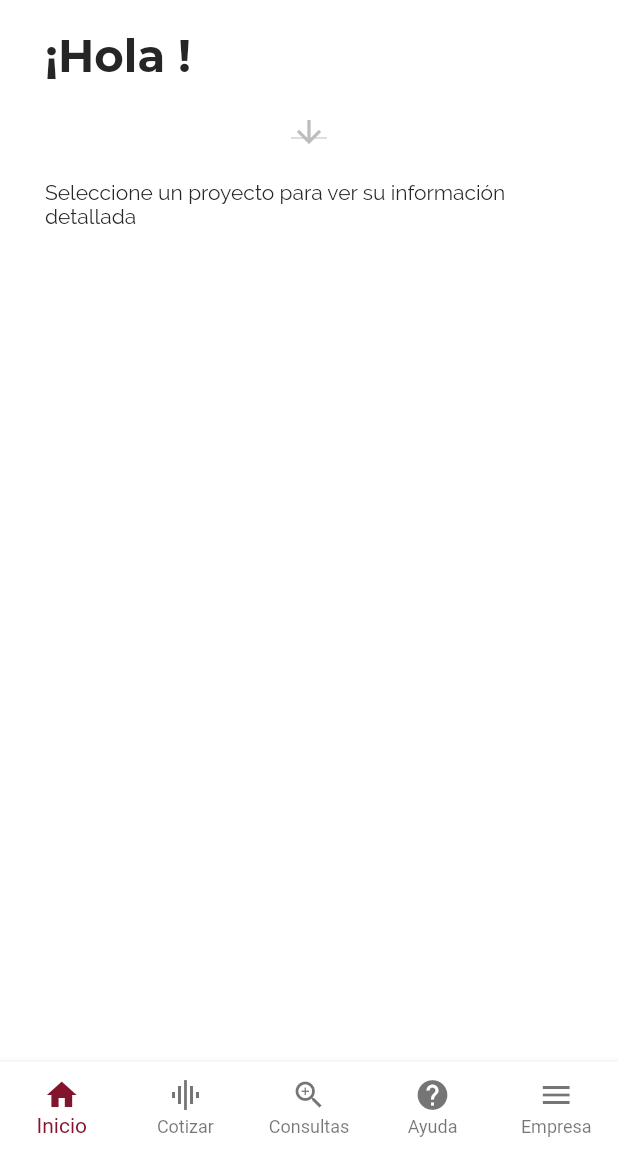
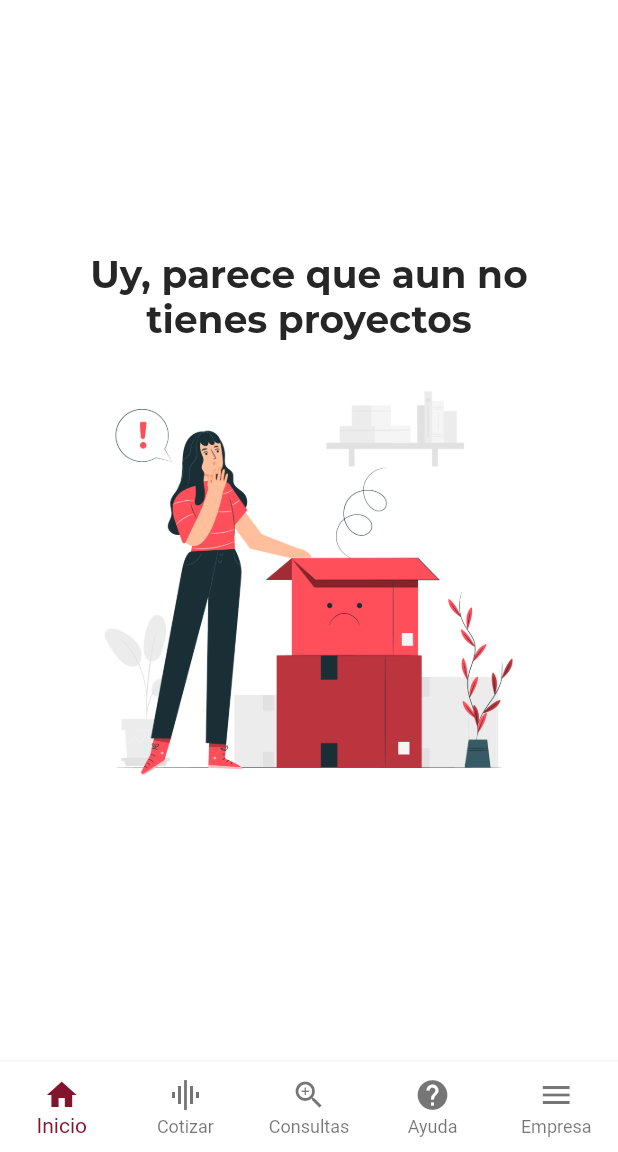
Before and after one commit to castillorey/ESSADE, a Flutter app: the ContainerPage screen opened directly, on a phone screen of 412 x 824 dp, the part 84-1236 px from its top. Run offline on Flutter 3.47's test engine with Material 2 defaults, Android fonts, the phone set to English and light mode, and no system bars; our stand-ins replace charts_flutter, cloud_firestore, firebase_auth, firebase_storage, font_awesome_flutter, google_sign_in and 1 more; missing offline and left inert: dart:ffi; accounts and stored records are empty.

Commit message:
Hotfix loading projects

```diff
--- a/ESSADE/lib/main.dart
+++ b/ESSADE/lib/main.dart
@@ -67,8 +67,6 @@ class _MyAppState extends State<MyApp> {
                 return LoginPage();
               }
             },
-            '/RegisterId': (BuildContext context) => RegisterCodePage(),
-            '/StepperForm': (BuildContext context) => StepperRegisterPage()
           },
         ),
       ),
--- a/ESSADE/lib/ui/container_page.dart
+++ b/ESSADE/lib/ui/container_page.dart
@@ -46,15 +46,12 @@ class _ContainerPageState extends State<ContainerPage> {
         value: SystemUiOverlayStyle.dark,
         child: GestureDetector(
           onTap: () => FocusScope.of(context).unfocus(),
-          child: Align(
-            alignment: Alignment.topCenter,
           child: Container(
             height: MediaQuery.of(context).size.height - 130,
             padding: EdgeInsets.symmetric(
                 vertical: 10.0
             ),
             child: tabs.elementAt(_selectedIndex)
-            )
           ),
         ),
       ),
--- a/ESSADE/lib/ui/home_page.dart
+++ b/ESSADE/lib/ui/home_page.dart
@@ -6,6 +6,7 @@ import 'package:essade/models/Project.dart';
 import 'package:essade/models/User.dart';
 import 'package:essade/utilities/constants.dart';
 import 'package:essade/widgets/graph_widget.dart';
+import 'package:essade/widgets/not_projects_widget.dart';
 import 'package:essade/widgets/selectable_widget.dart';
 import 'package:firebase_auth/firebase_auth.dart';
 import 'package:flutter/cupertino.dart';
@@ -44,7 +45,6 @@ class _HomePageState extends State<HomePage> {
 
     return Padding(
       padding: const EdgeInsets.symmetric(horizontal: 30.0),
-      child: SingleChildScrollView(
       child: StreamBuilder<QuerySnapshot>(
         stream: _projectsQuery,
         builder: (BuildContext context, AsyncSnapshot<QuerySnapshot> snapshot){
@@ -55,6 +55,10 @@ class _HomePageState extends State<HomePage> {
             documents.forEach((snapshot) => _projects.add(Project.fromSnapshot(snapshot)));
             documents.forEach((snapshot) => _projectsName.add(Project.fromSnapshot(snapshot).name));
             String _balance, _incomes, _outgoings, dp, pp;
+
+            if(_projects.length == 0){
+              return NotProjectsWidget();
+            } else {
 
               if(thereIsProjectSelected){
                 _balance = NumberFormat.simpleCurrency(decimalDigits: 0)
@@ -96,9 +100,16 @@ class _HomePageState extends State<HomePage> {
                     },
                   ),
                   SizedBox(height: 20),
+                  Flexible(
+                    child: ListView(
+                      children: <Widget>[
                         _buildProjectSelectedInfo(_balance, _incomes, _outgoings, dp, pp)
                       ],
+                    ),
+                  )
+                ],
               );
+            }
 
           } else {
             return Center(
@@ -107,7 +118,6 @@ class _HomePageState extends State<HomePage> {
           }
 
         },
-        ),
       ),
     );
   }
--- a/ESSADE/lib/ui/queries_page.dart
+++ b/ESSADE/lib/ui/queries_page.dart
@@ -4,6 +4,7 @@ import 'package:essade/models/Project.dart';
 import 'package:essade/models/User.dart';
 import 'package:essade/ui/project_detail_page.dart';
 import 'package:essade/utilities/constants.dart';
+import 'package:essade/widgets/not_projects_widget.dart';
 import 'package:flutter/material.dart';
 import 'package:intl/intl.dart';
 import 'package:provider/provider.dart';
@@ -45,6 +46,10 @@ class _QueriesPageState extends State<QueriesPage> {
             documents.forEach((project){
               projects.add(Project.fromSnapshot(project));
             });
+
+            if(projects.length == 0){
+             return NotProjectsWidget();
+            } else {
               return Column(
                 children: <Widget>[
                   Align(
@@ -75,6 +80,7 @@ class _QueriesPageState extends State<QueriesPage> {
                   ),
                 ],
               );
+            }
 
           } else {
             return Center(
--- /dev/null
+++ b/ESSADE/lib/widgets/not_projects_widget.dart
@@ -0,0 +1,25 @@
+import 'package:essade/utilities/constants.dart';
+import 'package:flutter/material.dart';
+
+class NotProjectsWidget extends StatelessWidget {
+  @override
+  Widget build(BuildContext context) {
+    return Container(
+      child: Column(
+        mainAxisAlignment: MainAxisAlignment.center,
+        crossAxisAlignment: CrossAxisAlignment.center,
+        children: <Widget>[
+          Text(
+            'Uy, parece que aun no tienes proyectos',
+            textAlign: TextAlign.center,
+            style: essadeH3(essadeBlack),
+          ),
+          Padding(
+            padding: const EdgeInsets.all(8.0),
+            child: Image.asset('assets/images/4795.jpg', height: 300),
+          ),
+        ],
+      ),
+    );
+  }
+}
```
Also changed, not shown: ESSADE/lib/models/Income.dart (added, +7 -0 lines), ESSADE/lib/ui/about_page.dart (+2 -6 lines), ESSADE/lib/ui/help_page.dart (+12 -40 lines), ESSADE/lib/ui/register_code_page.dart (+8 -1 lines), ESSADE/lib/widgets/quote_form_widget.dart (+12 -40 lines), ESSADE/assets/images/4795.jpg (added). Lines whose indentation alone changed are shown as unchanged.
